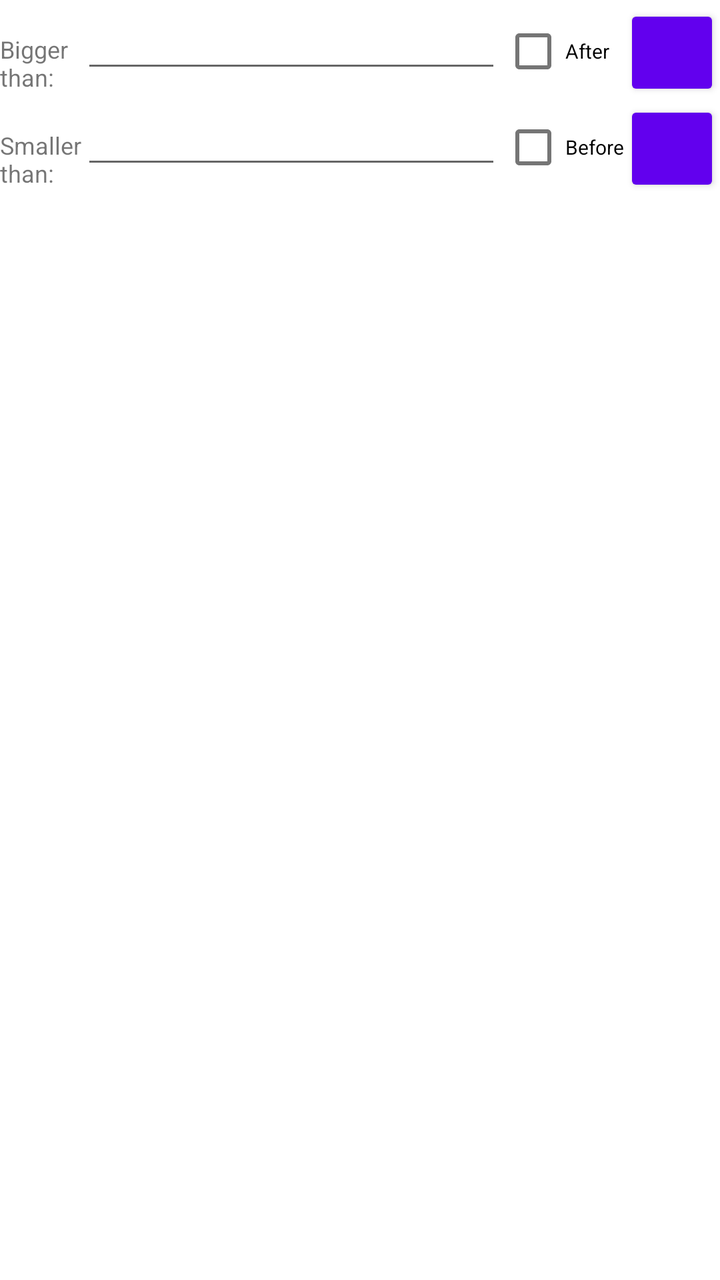
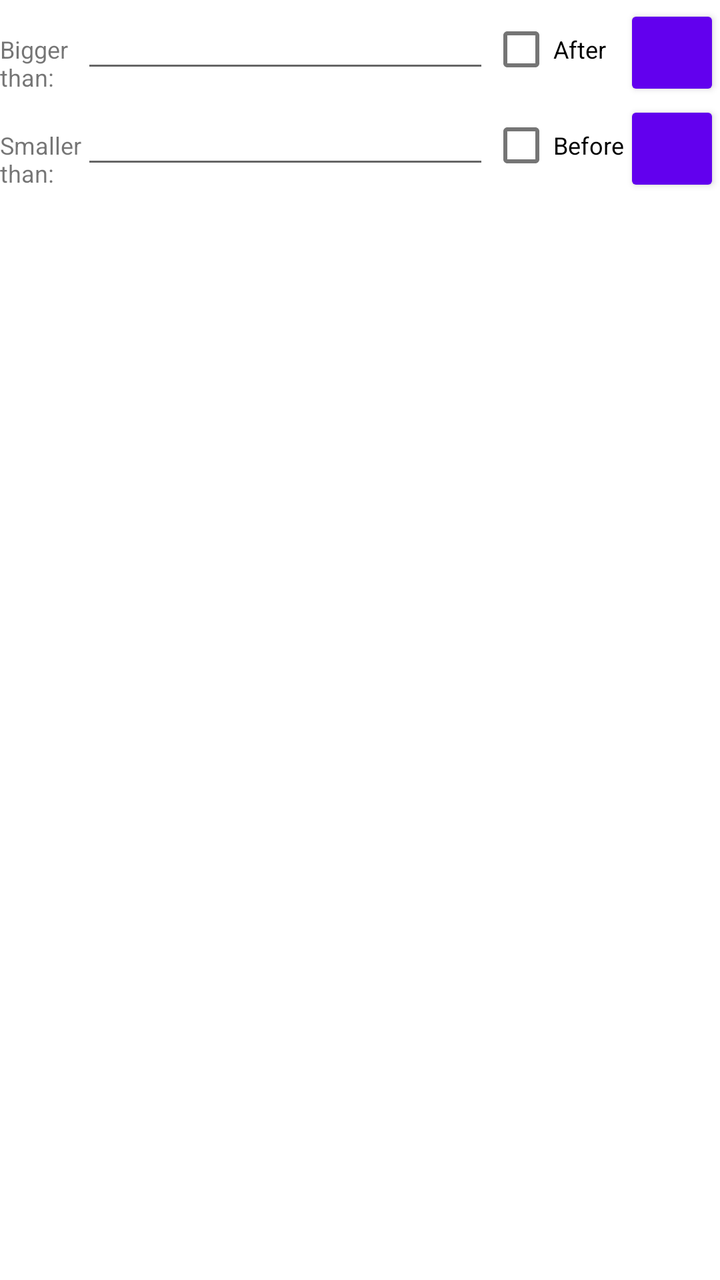

Compare the two renders of this Android layout. The source of the first and the diff that turns it into the second are given below.
<!-- AndroidManifest.xml: fallback theme Theme.MaterialComponents.DayNight.NoActionBar -->
<!-- res/layout/file_props.xml -->
<?xml version="1.0" encoding="UTF-8"?>
<TableLayout xmlns:android="http://schemas.android.com/apk/res/android"
    android:layout_width="fill_parent"
    android:layout_height="wrap_content"
    android:stretchColumns="1">

    <TableRow android:layout_width="fill_parent">

        <TextView
            android:id="@+id/bigger_prompt"
            android:layout_width="wrap_content"
            android:layout_height="wrap_content"
            android:layout_weight="1"
            android:text="@string/bigger_than"
            android:textSize="12dp" />

        <EditText
            android:id="@+id/edit_bigger"
            android:layout_width="fill_parent"
            android:layout_height="wrap_content"
            android:layout_weight="2"
            android:inputType="number"
            android:scrollHorizontally="true" />

        <Spinner
            android:id="@+id/scale_bigger"
            android:layout_width="wrap_content"
            android:layout_height="wrap_content"
            android:layout_weight="1"
            android:background="@null"/>

        <CheckBox
            android:id="@+id/mod_after"
            android:layout_width="wrap_content"
            android:layout_height="wrap_content"
            android:layout_weight="1"
            android:text="@string/mod_after"
            android:textSize="10dp" />

        <Button
            android:id="@+id/mod_after_date"
            style="?android:attr/buttonStyleSmall"
            android:layout_width="wrap_content"
            android:layout_weight="1"
            android:layout_height="wrap_content"
            android:text="@string/empty_string"
            android:textSize="8dp" />
    </TableRow>

    <TableRow android:layout_width="fill_parent">

        <TextView
            android:id="@+id/smaller_prompt"
            android:layout_width="wrap_content"
            android:layout_height="wrap_content"
            android:layout_gravity="top"
            android:layout_weight="1"
            android:text="@string/smaller_than"
            android:textSize="12dp" />

        <EditText
            android:id="@+id/edit_smaller"
            android:layout_width="fill_parent"
            android:layout_height="wrap_content"
            android:layout_weight="2"
            android:inputType="number"
            android:scrollHorizontally="true" />

        <Spinner
            android:id="@+id/scale_smaller"
            android:layout_width="wrap_content"
            android:layout_weight="1"
            android:layout_height="wrap_content"
            android:background="@null"/>

        <CheckBox
            android:id="@+id/mod_before"
            android:layout_width="wrap_content"
            android:layout_height="wrap_content"
            android:layout_gravity="top"
            android:layout_weight="1"
            android:text="@string/mod_before"
            android:textSize="10dp" />

        <Button
            android:id="@+id/mod_before_date"
            style="?android:attr/buttonStyleSmall"
            android:layout_width="wrap_content"
            android:layout_height="wrap_content"
            android:layout_gravity="top"
            android:layout_weight="1"
            android:text="@string/empty_string"
            android:textSize="8dp" />
    </TableRow>
</TableLayout>
<!-- resources referenced by this layout -->
<resources>
  <string name="bigger_than">Bigger\nthan:</string>
  <string name="empty_string" translatable="false" />
  <string name="mod_after">After</string>
  <string name="mod_before">Before</string>
  <string name="smaller_than">Smaller\nthan:</string>
</resources>

<!-- the commit's change to res/layout/file_props.xml (unified diff, before → after) -->
@@ -35,7 +35,7 @@
             android:layout_height="wrap_content"
             android:layout_weight="1"
             android:text="@string/mod_after"
-            android:textSize="10dp" />
+            android:textSize="12dp" />
 
         <Button
             android:id="@+id/mod_after_date"
@@ -80,7 +80,7 @@
             android:layout_gravity="top"
             android:layout_weight="1"
             android:text="@string/mod_before"
-            android:textSize="10dp" />
+            android:textSize="12dp" />
 
         <Button
             android:id="@+id/mod_before_date"
